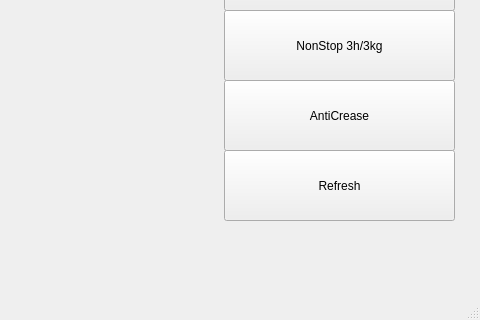
First picture: the form in mainwindow.ui, repository hristov111/washingMachineSimulator, before the edit; both pictures show x 726 to 1206 and y 350 to 670 of the 1206 by 670 pixel window.
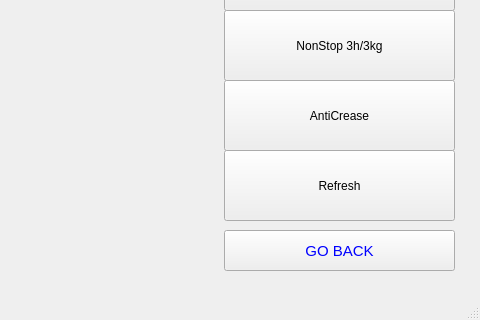
Second picture: the form after the edit. The open tabs and pages were chosen to show the change.

Patch:
```diff
--- a/mainwindow.ui
+++ b/mainwindow.ui
@@ -290,6 +290,24 @@
        <string>Refresh</string>
       </property>
      </widget>
+     <widget class="QPushButton" name="goBackToInsertPowderPage">
+      <property name="geometry">
+       <rect>
+        <x>0</x>
+        <y>570</y>
+        <width>231</width>
+        <height>41</height>
+       </rect>
+      </property>
+      <property name="styleSheet">
+       <string notr="true">QPushButton{font-size:15px;
+color:blue;
+}</string>
+      </property>
+      <property name="text">
+       <string>GO BACK</string>
+      </property>
+     </widget>
     </widget>
     <widget class="QWidget" name="cottonsEcoPage">
      <widget class="QLabel" name="cottonsEcoTitle">
```
